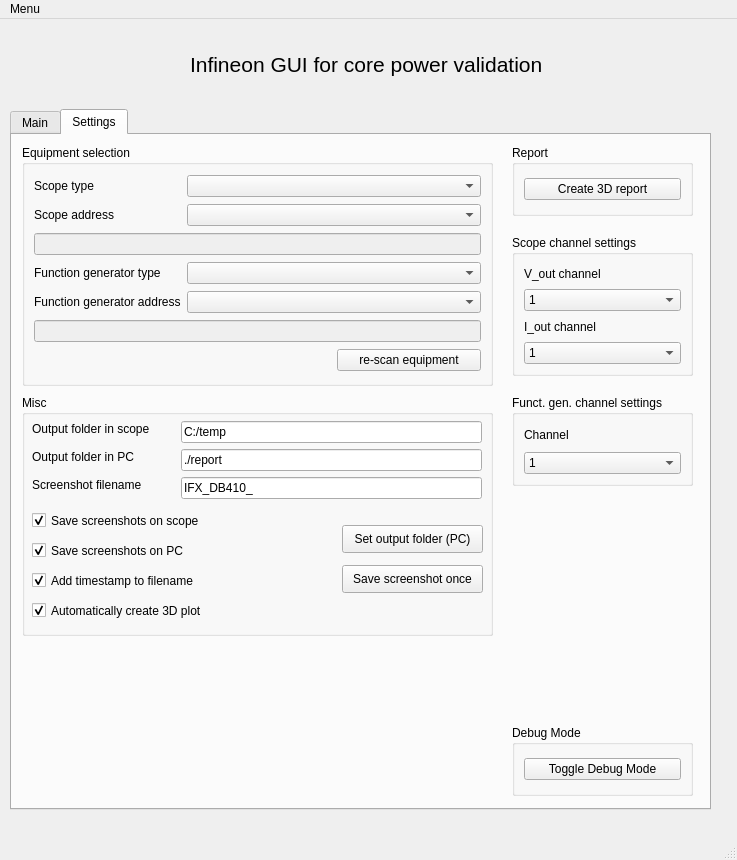
Qt form PySide6_Core_Power_Validation_ui.ui (a9202507/ifx_gui_for_core_power_validation) before a commit.
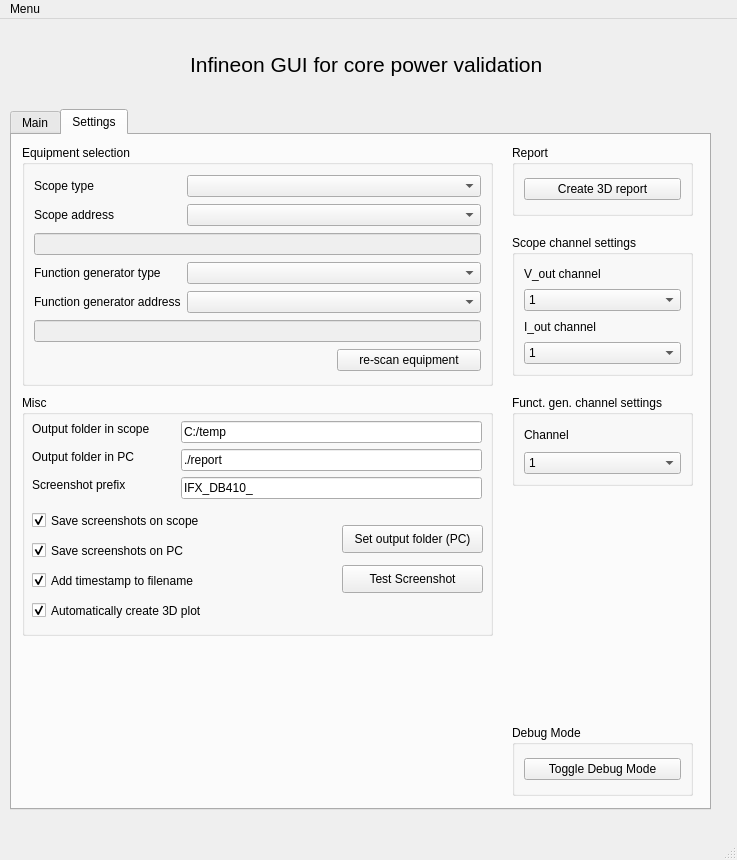
The same form after that commit. Icons and pictures are not drawn.

Commit message: Enabled Test Screenshot button.

The edit to the form file:
```diff
--- a/PySide6_Core_Power_Validation_ui.ui
+++ b/PySide6_Core_Power_Validation_ui.ui
@@ -539,7 +539,7 @@
         </rect>
        </property>
        <property name="text">
-        <string>Screenshot filename</string>
+        <string>Screenshot prefix</string>
        </property>
       </widget>
       <widget class="QCheckBox" name="checkBox_2">
@@ -571,7 +571,7 @@
         </rect>
        </property>
        <property name="text">
-        <string>Save screenshot once</string>
+        <string>Test Screenshot</string>
        </property>
       </widget>
       <widget class="QLineEdit" name="lineEdit_27">
```
The commit also changes 4 other files.
